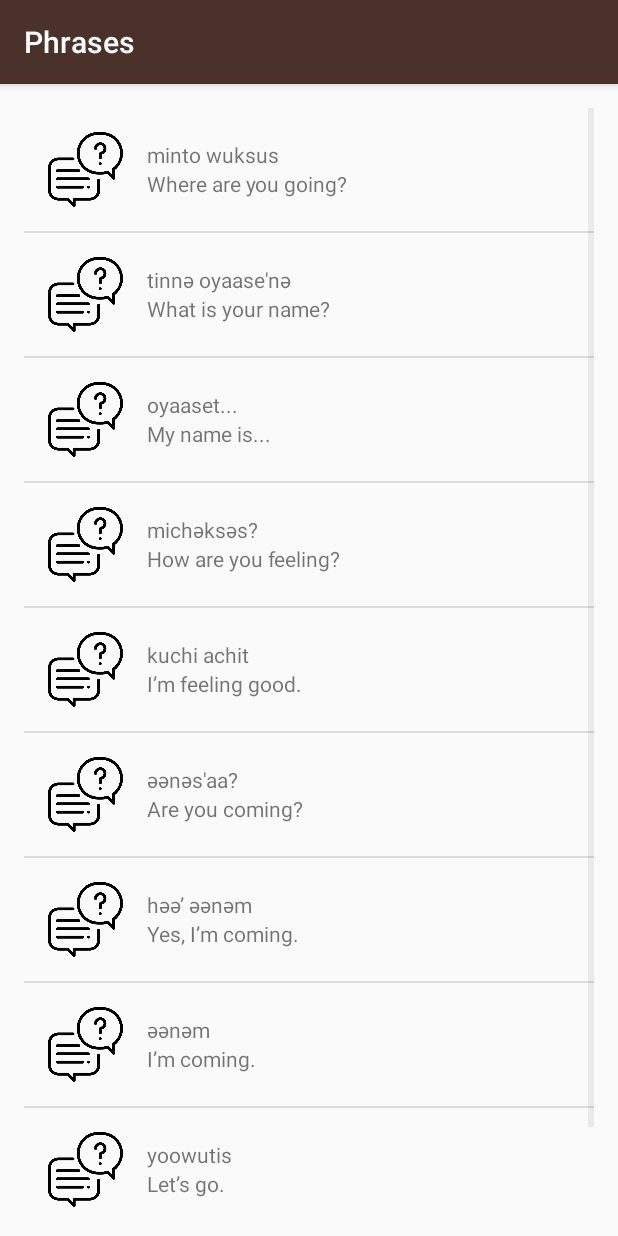
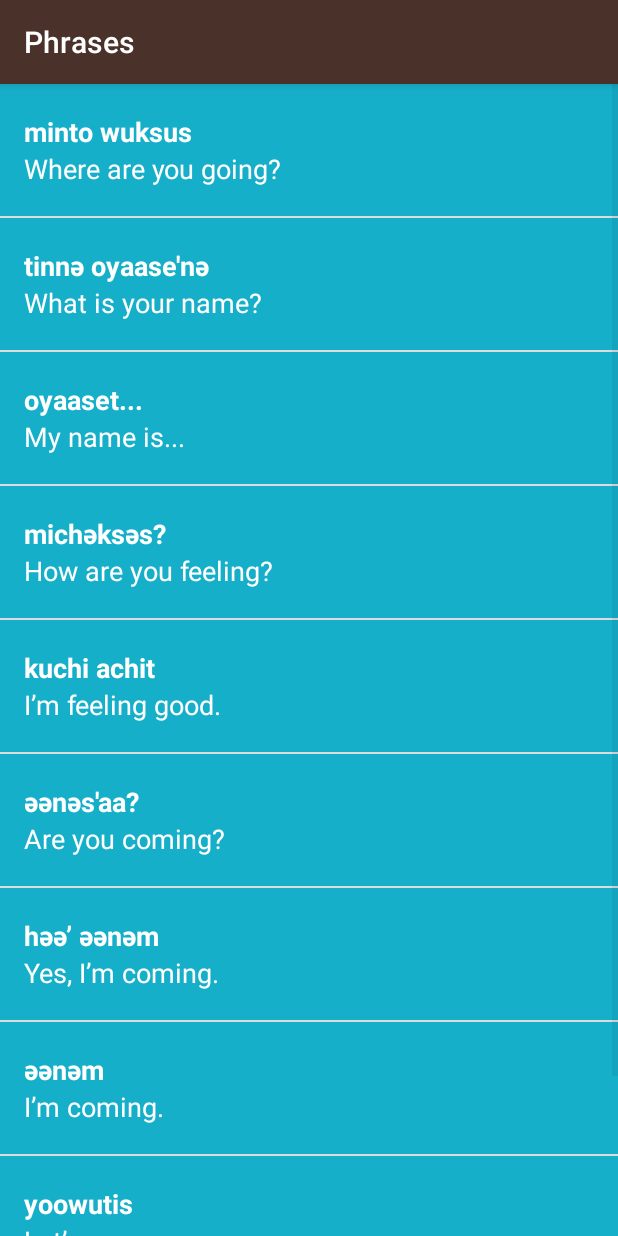
Before and after one commit to sagrawal20/MivokApp, an Android app: the PhrasesActivity screen opened directly, with no data from a screen before it, on a phone screen of 412 x 824 dp. Run offline under Robolectric (Android 15) with nearby library versions, the phone set to English and light mode, and no system bars.

Commit message:
All Pages Completed with Visual Refinements!

```diff
--- a/app/src/main/java/com/example/android/miwok/ColorsActivity.java
+++ b/app/src/main/java/com/example/android/miwok/ColorsActivity.java
@@ -24,7 +24,7 @@ public class ColorsActivity extends AppCompatActivity {
         colors.add(new Word("dusty yellow", "ṭopiisә", R.drawable.dustyyellow));
         colors.add(new Word("mustard yellow", "chiwiiṭә", R.drawable.mustardyellow));
 
-        WordAdapter items = new WordAdapter(this, colors);
+        WordAdapter items = new WordAdapter(this, colors, R.color.category_colors);
         ListView listView = findViewById(R.id.listView);
         listView.setAdapter(items);
     }
--- a/app/src/main/java/com/example/android/miwok/FamilyActivity.java
+++ b/app/src/main/java/com/example/android/miwok/FamilyActivity.java
@@ -25,7 +25,7 @@ public class FamilyActivity extends AppCompatActivity {
         family.add(new Word("grandmother", "ama", R.drawable.grandfather));
         family.add(new Word("grandfather", "paapa", R.drawable.grandmother));
 
-        WordAdapter items = new WordAdapter(this, family);
+        WordAdapter items = new WordAdapter(this, family, R.color.category_family);
         ListView listView = findViewById(R.id.listView);
         listView.setAdapter(items);
 
--- a/app/src/main/java/com/example/android/miwok/NumbersActivity.java
+++ b/app/src/main/java/com/example/android/miwok/NumbersActivity.java
@@ -2,7 +2,9 @@ package com.example.android.miwok;
 
 import androidx.appcompat.app.AppCompatActivity;
 
+import android.os.Build;
 import android.os.Bundle;
+import android.widget.LinearLayout;
 import android.widget.ListView;
 
 import java.util.ArrayList;
@@ -28,7 +30,7 @@ public class NumbersActivity extends AppCompatActivity {
 //        tv.setLayoutParams(new LinearLayout.LayoutParams(ViewGroup.LayoutParams.MATCH_PARENT, ViewGroup.LayoutParams.WRAP_CONTENT));
 //        tv.setTextColor(0xFF040000);
 //        tv.setBackgroundColor(0xFFFFD9A9);
-        WordAdapter items = new WordAdapter(this, numbers);
+        WordAdapter items = new WordAdapter(this, numbers, R.color.category_numbers);
         ListView listView = findViewById(R.id.listView);
         listView.setAdapter(items);
 
--- a/app/src/main/java/com/example/android/miwok/PhrasesActivity.java
+++ b/app/src/main/java/com/example/android/miwok/PhrasesActivity.java
@@ -14,18 +14,18 @@ public class PhrasesActivity extends AppCompatActivity {
         super.onCreate(savedInstanceState);
         setContentView(R.layout.word_list);
         ArrayList<Word> phrases = new ArrayList<>();
-        phrases.add(new Word("Where are you going?", "minto wuksus", R.drawable.conversation));
-        phrases.add(new Word("What is your name?", "tinnә oyaase'nә", R.drawable.conversation));
-        phrases.add(new Word("My name is...", "oyaaset...", R.drawable.conversation));
-        phrases.add(new Word("How are you feeling?", "michәksәs?", R.drawable.conversation));
-        phrases.add(new Word("I’m feeling good.", "kuchi achit", R.drawable.conversation));
-        phrases.add(new Word("Are you coming?", "әәnәs'aa?", R.drawable.conversation));
-        phrases.add(new Word("Yes, I’m coming.", "hәә’ әәnәm", R.drawable.conversation));
-        phrases.add(new Word("I’m coming.", "әәnәm", R.drawable.conversation));
-        phrases.add(new Word("Let’s go.", "yoowutis", R.drawable.conversation));
-        phrases.add(new Word("Come here.", "әnni'nem", R.drawable.conversation));
+        phrases.add(new Word("Where are you going?", "minto wuksus"));
+        phrases.add(new Word("What is your name?", "tinnә oyaase'nә"));
+        phrases.add(new Word("My name is...", "oyaaset..."));
+        phrases.add(new Word("How are you feeling?", "michәksәs?"));
+        phrases.add(new Word("I’m feeling good.", "kuchi achit"));
+        phrases.add(new Word("Are you coming?", "әәnәs'aa?"));
+        phrases.add(new Word("Yes, I’m coming.", "hәә’ әәnәm"));
+        phrases.add(new Word("I’m coming.", "әәnәm"));
+        phrases.add(new Word("Let’s go.", "yoowutis"));
+        phrases.add(new Word("Come here.", "әnni'nem"));
 
-        WordAdapter items = new WordAdapter(this, phrases);
+        WordAdapter items = new WordAdapter(this, phrases, R.color.category_phrases);
         ListView listView = findViewById(R.id.listView);
         listView.setAdapter(items);
     }
--- a/app/src/main/java/com/example/android/miwok/Word.java
+++ b/app/src/main/java/com/example/android/miwok/Word.java
@@ -1,15 +1,22 @@
 package com.example.android.miwok;
+
+import java.lang.reflect.Modifier;
 
 public class Word {
 
     private String mDefaultTranslation;
     private String mMivokTranslation;
-    private int mImageID;
+    private int mImageID = NO_IMAGE_PROVIDED;
+    public static final int NO_IMAGE_PROVIDED = -1;
 
     public Word(String DefaultTranslation, String MivokTranslation, int imageID){
         mDefaultTranslation = DefaultTranslation;
         mMivokTranslation = MivokTranslation;
         mImageID=imageID;
+    }
+    public Word(String DefaultTranslation, String MivokTranslation){
+        mDefaultTranslation = DefaultTranslation;
+        mMivokTranslation = MivokTranslation;
     }
 
     public String getDefaultTranslation(){
@@ -23,5 +30,8 @@ public class Word {
     public int getImageID(){
         return mImageID;
     }
+    public boolean hasImage(){
+        return mImageID != NO_IMAGE_PROVIDED;
+    }
 
 }
--- a/app/src/main/java/com/example/android/miwok/WordAdapter.java
+++ b/app/src/main/java/com/example/android/miwok/WordAdapter.java
@@ -11,14 +11,16 @@ import android.widget.TextView;
 
 import androidx.annotation.NonNull;
 import androidx.annotation.Nullable;
+import androidx.core.content.ContextCompat;
 
 import java.util.ArrayList;
 
 public class WordAdapter extends ArrayAdapter<Word> {
 
-
-    public WordAdapter(Activity context, ArrayList<Word> words) {
-        super(context, 0, words);
+    private int mColorResourceID;
+    public WordAdapter(Context context, ArrayList<Word> words, int colorResourceID) {
+        super(context,0, words);
+        mColorResourceID = colorResourceID;
     }
 
     @NonNull
@@ -39,9 +41,15 @@ public class WordAdapter extends ArrayAdapter<Word> {
         textViewSecond.setText(currentWord.getDefaultTranslation());
 
         ImageView iconView = (ImageView) listItemView.findViewById(R.id.list_item_icon);
-        iconView.setImageResource(currentWord.getImageID());
-
-
+        if(currentWord.hasImage()){
+            iconView.setImageResource(currentWord.getImageID());
+            iconView.setVisibility(View.VISIBLE);
+        }else {
+            iconView.setVisibility(View.GONE);
+        }
+        View textContainer = listItemView.findViewById(R.id.layoutBack);
+        int color = ContextCompat.getColor(getContext(), mColorResourceID);
+        textContainer.setBackgroundResource(mColorResourceID);
 
         return listItemView;
     }
--- a/app/src/main/res/layout/list_item.xml
+++ b/app/src/main/res/layout/list_item.xml
@@ -2,35 +2,47 @@
 <LinearLayout xmlns:android="http://schemas.android.com/apk/res/android"
     android:layout_width="match_parent"
     android:layout_height="wrap_content"
-    android:gravity="center_vertical"
     android:orientation="horizontal"
-    android:minHeight="?android:attr/listPreferredItemHeight"
-    android:padding="16dp"
-    android:id="@+id/list_item">
+    android:minHeight="@dimen/list_item_height"
+    android:id="@+id/list_item"
+    android:background="@color/tan_background">
 
     <ImageView
         android:id="@+id/list_item_icon"
-        android:layout_width="50dp"
-        android:layout_height="50dp"
+        android:layout_width="@dimen/list_item_height"
+        android:layout_height="@dimen/list_item_height"
         android:contentDescription="@string/wordImage"/>
 
     <LinearLayout
-        android:layout_width="0dp"
-        android:layout_height="wrap_content"
-        android:layout_weight="1"
+        android:layout_width="match_parent"
+        android:layout_height="match_parent"
         android:orientation="vertical"
         android:paddingStart="16dp"
-        android:paddingEnd="0dp">
+        android:paddingEnd="0dp"
+        android:id="@+id/layoutBack">
 
         <TextView
             android:id="@+id/firstTV"
-            android:layout_width="wrap_content"
-            android:layout_height="wrap_content"/>
+            android:layout_width="match_parent"
+            android:layout_height="0dp"
+            android:layout_weight="1"
+            android:gravity="bottom"
+            android:textAppearance="?android:textAppearanceMedium"
+            android:textColor="@android:color/white"
+            android:textStyle="bold"
+            xmlns:tools="http://schemas.android.com/tools"
+            tools:text="lutti"/>
 
         <TextView
             android:id="@+id/secondTV"
             android:layout_width="wrap_content"
-            android:layout_height="wrap_content" />
+            android:layout_height="0dp"
+            android:layout_weight="1"
+            android:gravity="top"
+            android:textAppearance="?android:textAppearanceMedium"
+            android:textColor="@android:color/white"
+            xmlns:tools="http://schemas.android.com/tools"
+            tools:text="one"/>
 
     </LinearLayout>
 
--- a/app/src/main/res/layout/word_list.xml
+++ b/app/src/main/res/layout/word_list.xml
@@ -5,10 +5,6 @@
     android:layout_height="match_parent"
     tools:context=".NumbersActivity"
     android:id="@+id/listView"
-    android:orientation="vertical"
-    android:paddingBottom="@dimen/activity_vertical_margin"
-    android:paddingLeft="@dimen/activity_horizontal_margin"
-    android:paddingRight="@dimen/activity_horizontal_margin"
-    android:paddingTop="@dimen/activity_vertical_margin">
+    android:orientation="vertical">
 
 </ListView>
--- a/app/src/main/res/values/dimens.xml
+++ b/app/src/main/res/values/dimens.xml
@@ -16,6 +16,5 @@
     <!-- Height of each list item -->
     <dimen name="list_item_height">88dp</dimen>
     <!-- Default screen margins, per the Android Design guidelines. -->
-    <dimen name="activity_horizontal_margin">16dp</dimen>
-    <dimen name="activity_vertical_margin">16dp</dimen>
+
 </resources>
```
